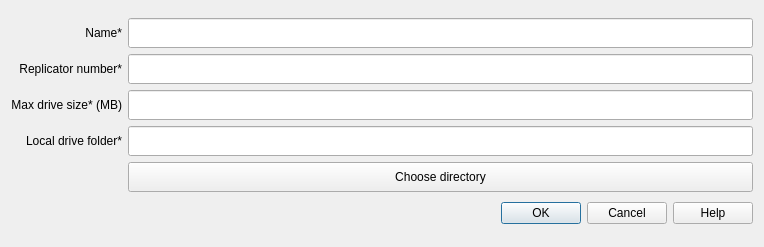
Above: UserApp/Dialogs/AddDriveDialog.ui from proximax-storage/cpp-xpx-storage-user-app before the change. Below: the same form after it.
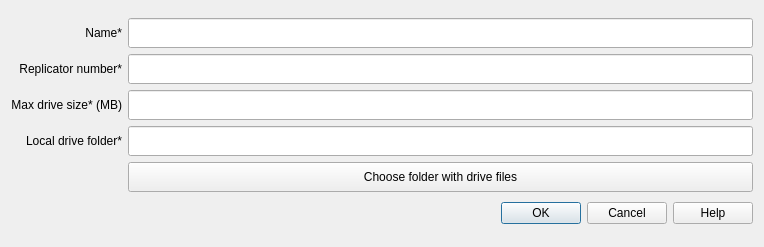
That is the form after the change.

```diff
--- a/UserApp/Dialogs/AddDriveDialog.ui
+++ b/UserApp/Dialogs/AddDriveDialog.ui
@@ -31,7 +31,7 @@
         </size>
        </property>
        <property name="text">
-        <string>Choose directory</string>
+        <string>Choose folder with drive files</string>
        </property>
       </widget>
      </item>
```
